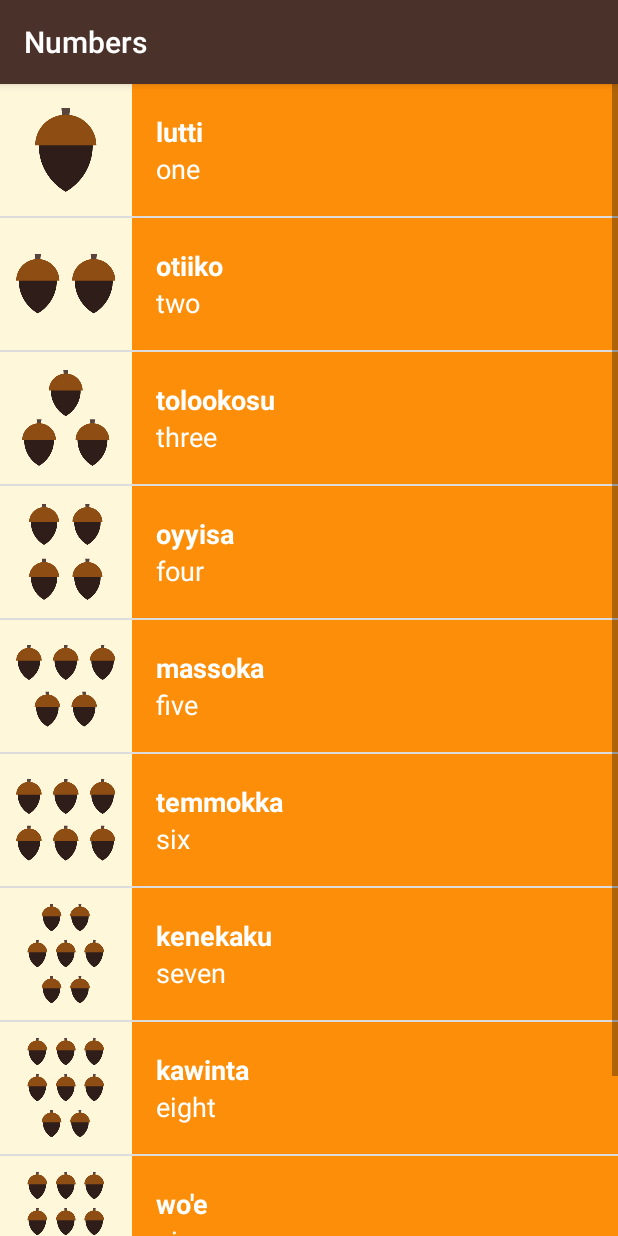
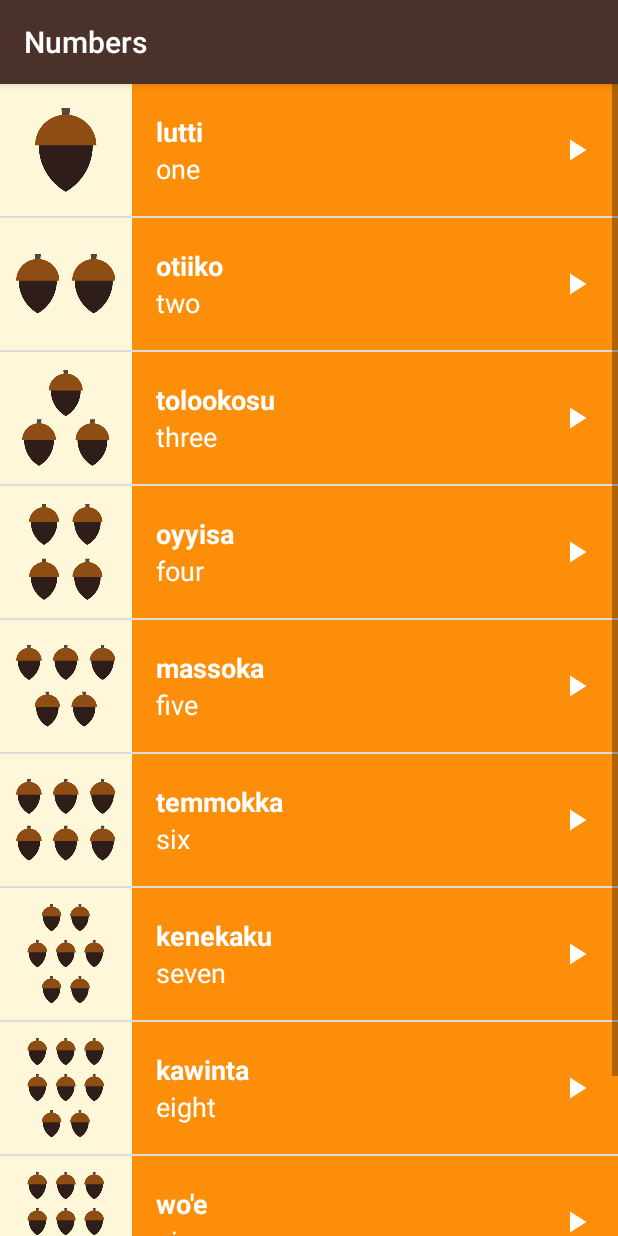
Before and after one commit to bruno78/miwok-app, an Android app: the NumbersActivity screen opened directly, with no data from a screen before it, after a tap on "otiiko", on a phone screen of 412 x 824 dp. Run offline under Robolectric (Android 15) with nearby library versions, the phone set to English and light mode, and no system bars.

Commit message:
Add play arrow to the layout

```diff
--- a/app/src/main/java/com/example/android/miwok/NumbersActivity.java
+++ b/app/src/main/java/com/example/android/miwok/NumbersActivity.java
@@ -31,7 +31,7 @@ public class NumbersActivity extends AppCompatActivity {
     /**
      * This event listener gets triggered when audio states change
      */
-    private AudioManager.OnAudioFocusChangeListener afChangeListener = new AudioManager.OnAudioFocusChangeListener() {
+    private AudioManager.OnAudioFocusChangeListener mAudioFocusChangeListener = new AudioManager.OnAudioFocusChangeListener() {
         @Override
         public void onAudioFocusChange(int focusChange) {
             if (focusChange == AudioManager.AUDIOFOCUS_LOSS_TRANSIENT ||
@@ -100,7 +100,7 @@ public class NumbersActivity extends AppCompatActivity {
                 Word word = (Word) adapterView.getItemAtPosition(position);
 
                 // Request audio focus for playback
-                int result = mAudioManager.requestAudioFocus(afChangeListener, AudioManager.STREAM_MUSIC,
+                int result = mAudioManager.requestAudioFocus(mAudioFocusChangeListener, AudioManager.STREAM_MUSIC,
                         AudioManager.AUDIOFOCUS_GAIN_TRANSIENT);
 
                 // If audio request is successful, start the playback
@@ -134,7 +134,7 @@ public class NumbersActivity extends AppCompatActivity {
             mMediaPlayer = null;
 
             // Abandon audio focus when playback is complete;
-            mAudioManager.abandonAudioFocus(afChangeListener);
+            mAudioManager.abandonAudioFocus(mAudioFocusChangeListener);
         }
     }
 
--- a/app/src/main/res/layout/list_item.xml
+++ b/app/src/main/res/layout/list_item.xml
@@ -1,11 +1,11 @@
 <?xml version="1.0" encoding="utf-8"?>
-<LinearLayout xmlns:android="http://schemas.android.com/apk/res/android"
+<RelativeLayout xmlns:android="http://schemas.android.com/apk/res/android"
     xmlns:tools="http://schemas.android.com/tools"
     android:layout_width="match_parent"
-    android:layout_height="wrap_content"
+    android:layout_height="@dimen/list_item_height"
     android:background="@color/tan_background"
     android:minHeight="@dimen/list_item_height"
-    android:orientation="horizontal" >
+    android:orientation="horizontal">
 
     <ImageView
         android:id="@+id/iv_image"
@@ -16,7 +16,11 @@
     <LinearLayout
         android:id="@+id/text_container"
         android:layout_width="match_parent"
-        android:layout_height="match_parent"
+        android:layout_height="@dimen/list_item_height"
+        android:layout_alignParentBottom="true"
+        android:layout_alignParentRight="true"
+        android:layout_alignParentTop="true"
+        android:layout_toRightOf="@id/iv_image"
         android:orientation="vertical"
         android:paddingLeft="16dp">
 
@@ -42,6 +46,13 @@
             tools:text="one" />
     </LinearLayout>
 
+    <ImageView
+        android:layout_width="24dp"
+        android:layout_height="24dp"
+        android:layout_alignParentRight="true"
+        android:layout_centerVertical="true"
+        android:layout_marginRight="16dp"
+        android:src="@drawable/ic_play_arrow" />
 
 
-</LinearLayout>
+</RelativeLayout>
```
Also changed, not shown: app/src/main/res/drawable-hdpi/ic_play_arrow.png (added), app/src/main/res/drawable-mdpi/ic_play_arrow.png (added), app/src/main/res/drawable-xhdpi/ic_play_arrow.png (added), app/src/main/res/drawable-xxhdpi/ic_play_arrow.png (added), app/src/main/res/drawable-xxxhdpi/ic_play_arrow.png (added).
